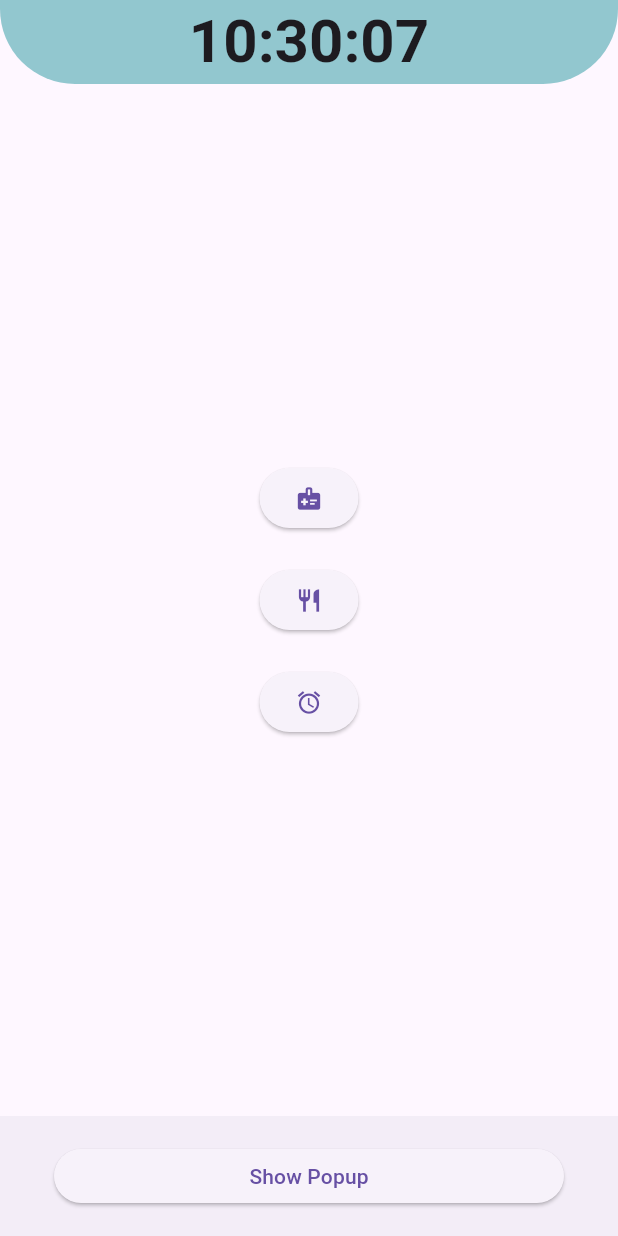
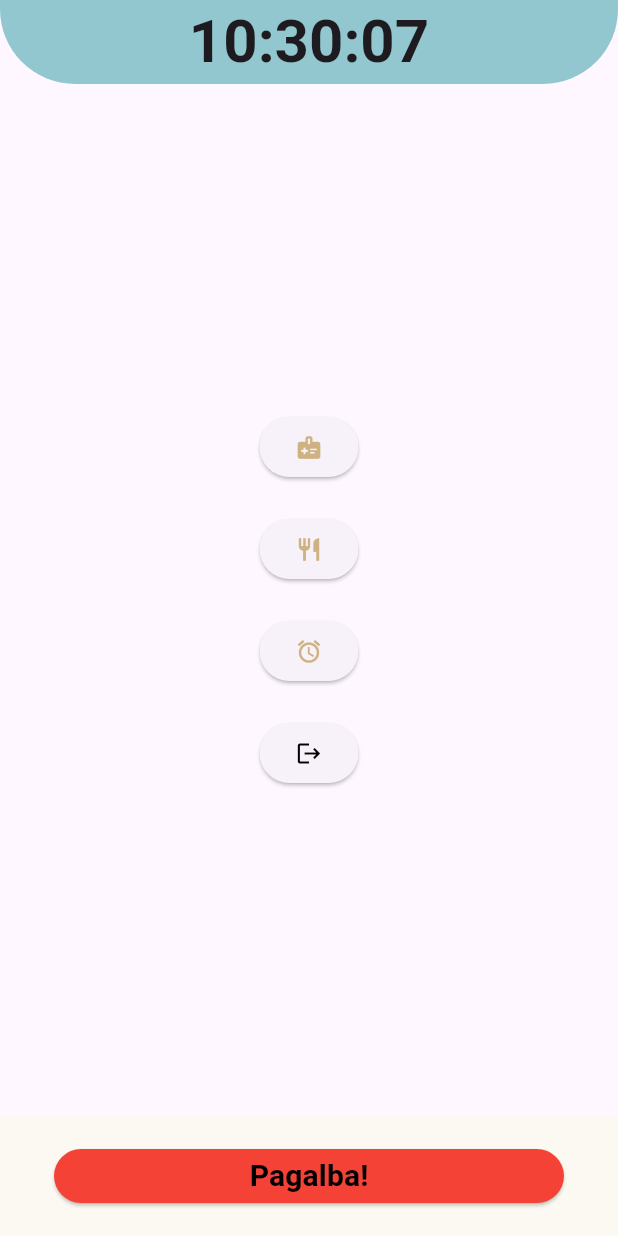
Before and after one commit to shiver225/Senjorams, a Flutter app: the screen it shows after launch, on a phone screen of 412 x 824 dp. Run offline on Flutter 3.47's test engine with Material 3 defaults, Android fonts, the phone set to English and light mode, and no system bars; our stand-ins replace firebase_core; accounts and stored records are empty.

Commit message:
fixed main screen

```diff
--- a/senjorams/lib/main_screen_ui.dart
+++ b/senjorams/lib/main_screen_ui.dart
@@ -57,7 +57,7 @@ class _MainScreenState extends State<MainScreen> {
               },
               child: const FittedBox(
                 fit: BoxFit.fitWidth,
-                child: Icon(Icons.medical_information),
+                child: Icon(Icons.medical_information, color: Color.fromARGB(255, 206, 178, 129)),
               ),
             ),
             const SizedBox(height: 20),
@@ -67,7 +67,7 @@ class _MainScreenState extends State<MainScreen> {
               },
               child: const FittedBox(
                 fit: BoxFit.fitWidth,
-                child: Icon(Icons.restaurant),
+                child: Icon(Icons.restaurant, color: Color.fromARGB(255, 206, 178, 129)),
               ),
             ),
             const SizedBox(height: 20),
@@ -77,13 +77,24 @@ class _MainScreenState extends State<MainScreen> {
               },
               child: const FittedBox(
                 fit: BoxFit.fitWidth,
-                child: Icon(Icons.alarm),
+                child: Icon(Icons.alarm, color: Color.fromARGB(255, 206, 178, 129)),
+              ),
+            ),
+            const SizedBox(height: 20),
+            ElevatedButton(
+              onPressed: () {
+                // Navigate to another page
+              },
+              child: const FittedBox(
+                fit: BoxFit.fitWidth,
+                child: Icon(Icons.logout, color: Colors.black),
               ),
             ),
           ],
         ),
       ),
       bottomNavigationBar: BottomAppBar(
+        color: const Color(0xFFFBF9F1),
         child: Padding(
           padding: const EdgeInsets.symmetric(horizontal: 20.0, vertical: 10.0),
           child: ElevatedButton(
@@ -93,22 +104,31 @@ class _MainScreenState extends State<MainScreen> {
                 context: context,
                 builder: (BuildContext context) {
                   return AlertDialog(
-                    title: const Text("Popup Window"),
-                    content: const Text("This is a popup window."),
+                    content: const Text("Pagalba iškviesta!", textAlign: TextAlign.center, style: TextStyle(fontSize: 20, fontWeight: FontWeight.bold)),
                     actions: [
                       TextButton(
                         onPressed: () {
                           // Close the dialog
                           Navigator.of(context).pop();
                         },
-                        child: const Text("Close"),
+                        child: const Text("Close", textAlign: TextAlign.end, style: TextStyle(color: Colors.black),),
                       ),
                     ],
                   );
                 },
               );
             },
-            child: const Text('Show Popup'),
+            style: ElevatedButton.styleFrom(
+              backgroundColor: Colors.red,
+              foregroundColor: Colors.black
+            ),
+            child: const Text(
+              'Pagalba!',
+              style: TextStyle(
+                fontSize: 20,
+                fontWeight: FontWeight.bold
+              ),
+              ),
           ),
         ),
       ),
```
Also changed, not shown: senjorams/lib/medicine_page_ui.dart (+5 -5 lines).
